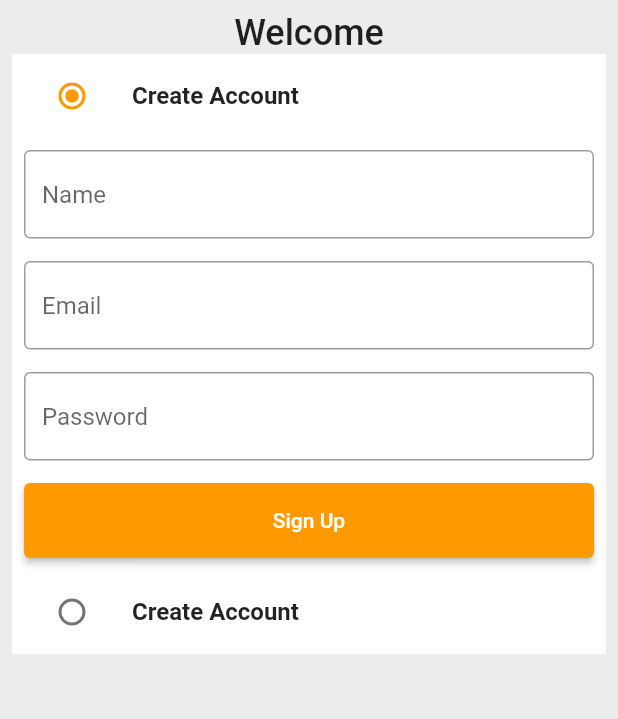
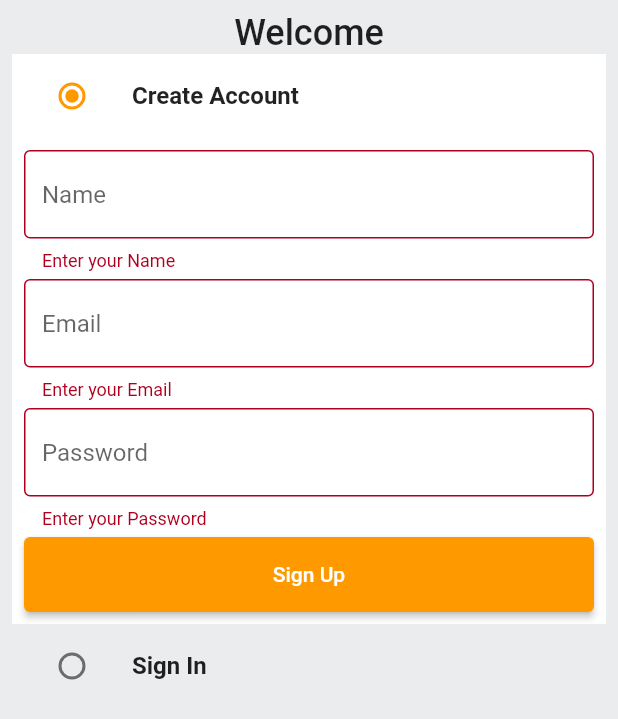
Before and after one commit to nikeshgamal24/Amazon-Clone-Flutter, a Flutter app: the screen it shows after launch, after a tap on "Sign Up", on a phone screen of 412 x 824 dp. Shown: the top 719 px of the screen. Run offline on Flutter 3.47's test engine with Material 2 defaults, Android fonts, the phone set to English and light mode, and no system bars.

```diff
--- a/lib/common/widgets/custom_button.dart
+++ b/lib/common/widgets/custom_button.dart
@@ -11,13 +11,13 @@ class CustomButton extends StatelessWidget{
   Widget build(BuildContext context){
     return ElevatedButton(
       onPressed: onTap,
-      child: Text(text),
       style: ElevatedButton.styleFrom(
         minimumSize:const Size(
           double.infinity,
           50,
           )
       ),
+      child: Text(text),
       );
   }
 }
--- a/lib/common/widgets/custom_textfield.dart
+++ b/lib/common/widgets/custom_textfield.dart
@@ -14,9 +14,15 @@ class CustomTextField extends StatelessWidget{
         border: const OutlineInputBorder(
           borderSide: BorderSide(
             color: Colors.black38,
-          )
+          ),
         )
       ),
+      validator:(value){
+        if(value == null || value.isEmpty){
+          return 'Enter your $hintText'; // if any error
+        }
+        return null; // if no error
+      },
     );
   }
 }
--- a/lib/constants/global_variables.dart
+++ b/lib/constants/global_variables.dart
@@ -1,4 +1,7 @@
 import 'package:flutter/material.dart';
+
+//global variable
+String uri = 'http://192.168.1.69:3000';
 
 class GlobalVariables{
    // COLORS
--- a/lib/features/auth/screens/auth_screen.dart
+++ b/lib/features/auth/screens/auth_screen.dart
@@ -1,5 +1,6 @@
 import 'package:amazon_clone_flutter/common/widgets/custom_button.dart';
 import 'package:amazon_clone_flutter/common/widgets/custom_textfield.dart';
+import 'package:amazon_clone_flutter/features/auth/services/auth_service.dart';
 import 'package:flutter/material.dart';
 
 import 'package:amazon_clone_flutter/constants/global_variables.dart';
@@ -28,11 +29,32 @@ class _AuthScreenState extends State<AuthScreen>{
    final _signUpFormKey = GlobalKey<FormState>();
    final _signInFormKey = GlobalKey<FormState>();
 
+  final AuthService authService = AuthService();
+
+
    //controllers for the Form
   final TextEditingController _emailController = TextEditingController();
   final TextEditingController _passwordController = TextEditingController();
   final TextEditingController _nameController = TextEditingController();
 
+
+  @override
+  void dispose(){
+    super.dispose();
+    _emailController.dispose();
+    _passwordController.dispose();
+    _nameController.dispose();
+  }
+
+  void signUpUser(){
+    authService.signUpUser(
+      context: context,
+      name: _nameController.text,
+      email: _emailController.text,
+      password: _passwordController.text,
+      formKey: _signUpFormKey,
+      );
+  }
 
   @override
   Widget build(BuildContext context){
@@ -50,6 +72,7 @@ class _AuthScreenState extends State<AuthScreen>{
                 fontWeight: FontWeight.w500,
                ),
                ),
+
               ListTile(
                   tileColor: _auth == Auth.signup ? GlobalVariables.backgroundColor: GlobalVariables.greyBackgroundCOlor,
                   title:const Text(
@@ -71,6 +94,7 @@ class _AuthScreenState extends State<AuthScreen>{
                     },
                     ),
                 ),
+
               //Form for create account if _auth == Auth.signup
               if(_auth == Auth.signup)
                 Container(
@@ -87,31 +111,36 @@ class _AuthScreenState extends State<AuthScreen>{
                           // hintText is the placeholder for the input text field
                           hintText: 'Name',
                           ),
-                          const SizedBox(height: 15,),
+                          const SizedBox(height: 5,),
                           CustomTextField(
                           controller: _emailController,
                           // hintText is the placeholder for the input text field
                           hintText: 'Email',
                           ),
-                          const SizedBox(height: 15,),
+                          const SizedBox(height: 5,),
                           CustomTextField(
                           controller: _passwordController,
                           // hintText is the placeholder for the input text field
                           hintText: 'Password',
                           ),
-                          const SizedBox(height: 15,),
+                          const SizedBox(height: 5,),
                           CustomButton(
                             text: 'Sign Up',
-                            onTap: (){},
+                            onTap: (){
+                               if(_signUpFormKey.currentState!.validate()){
+                                signUpUser();
+                              }
+                            },
                           ),
                       ],
                     ),
                   ),
                 ),
+
                ListTile(
-                tileColor: _auth == Auth.signup ? GlobalVariables.backgroundColor: GlobalVariables.greyBackgroundCOlor,
+                  tileColor: _auth == Auth.signin ? GlobalVariables.backgroundColor: GlobalVariables.greyBackgroundCOlor,
                   title:const Text(
-                  'Create Account',
+                    'Sign In',
                     style: TextStyle(
                       fontWeight: FontWeight.bold
                     ),
@@ -129,6 +158,7 @@ class _AuthScreenState extends State<AuthScreen>{
                     },
                     ),
                 ),
+
               //Form for create account if _auth == Auth.signup
               if(_auth == Auth.signin)
                 Container(
@@ -145,16 +175,17 @@ class _AuthScreenState extends State<AuthScreen>{
                           // hintText is the placeholder for the input text field
                           hintText: 'Email',
                           ),
-                          const SizedBox(height: 15,),
+                          const SizedBox(height: 10,),
                           CustomTextField(
                           controller: _passwordController,
                           // hintText is the placeholder for the input text field
                           hintText: 'Password',
                           ),
-                          const SizedBox(height: 15,),
+                          const SizedBox(height: 10,),
                           CustomButton(
-                            text: 'Sign Up',
-                            onTap: (){},
+                            text: 'Sign In',
+                            onTap: (){
+                            },
                           ),
                       ],
                     ),
--- a/lib/main.dart
+++ b/lib/main.dart
@@ -35,7 +35,7 @@ class MyApp extends StatelessWidget {
 
       //generateRoute(settings) --> will check the route and transit to the correct page accordingly that is performed in the router.dart file
       onGenerateRoute: ((settings) => generateRoute(settings)),
-      home:AuthScreen(),
+      home: const AuthScreen(),
       // Scaffold(
       //   appBar: AppBar(
       //     title:const Center(child: Text('Hello')),
--- /dev/null
+++ b/lib/models/user.dart
@@ -0,0 +1,52 @@
+import 'dart:convert';
+class User{
+
+  final String id;
+  final String name;
+  final String email;
+  final String password;
+  final String address;
+  final String type;
+  final String token;
+
+  User({
+    required this.id,
+    required this.name,
+    required this.email,
+    required this.password,
+    required this.address,
+    required this.type,
+    required this.token,
+  });
+
+  //generating the JSON serialization
+  Map<String, dynamic> toMap(){
+    return{
+      'id':id,
+      'name':name,
+      'email':email,
+      'password': password,
+      'address':address,
+      'type': type,
+      'token':token,
+    };
+  }
+
+
+  factory User.fromMap(Map<String, dynamic> map){
+    return User(
+      id:map['_id'] ?? '',
+      name: map['name'] ?? '',
+      email: map['email'] ?? '',
+      password: map['password'] ?? '',
+      address: map['address'] ?? '',
+      type: map['type'] ?? '',
+      token: map['token'] ?? '',
+    );
+  }
+
+  String toJson()=> json.encode(toMap());
+
+  factory User.fromJson(String source) => User.fromMap(json.decode(source));
+
+}
--- a/pubspec.yaml
+++ b/pubspec.yaml
@@ -35,6 +35,7 @@ dependencies:
   # The following adds the Cupertino Icons font to your application.
   # Use with the CupertinoIcons class for iOS style icons.
   cupertino_icons: ^1.0.2
+  http: ^1.0.0
 
 dev_dependencies:
   flutter_test:
```
Also changed, not shown: lib/constants/error_handling.dart (added, +26 -0 lines), lib/constants/utils.dart (added, +9 -0 lines), lib/features/auth/services/auth_service.dart (added, +60 -0 lines), pubspec.lock, 4 other files. Lines whose indentation alone changed are shown as unchanged.
